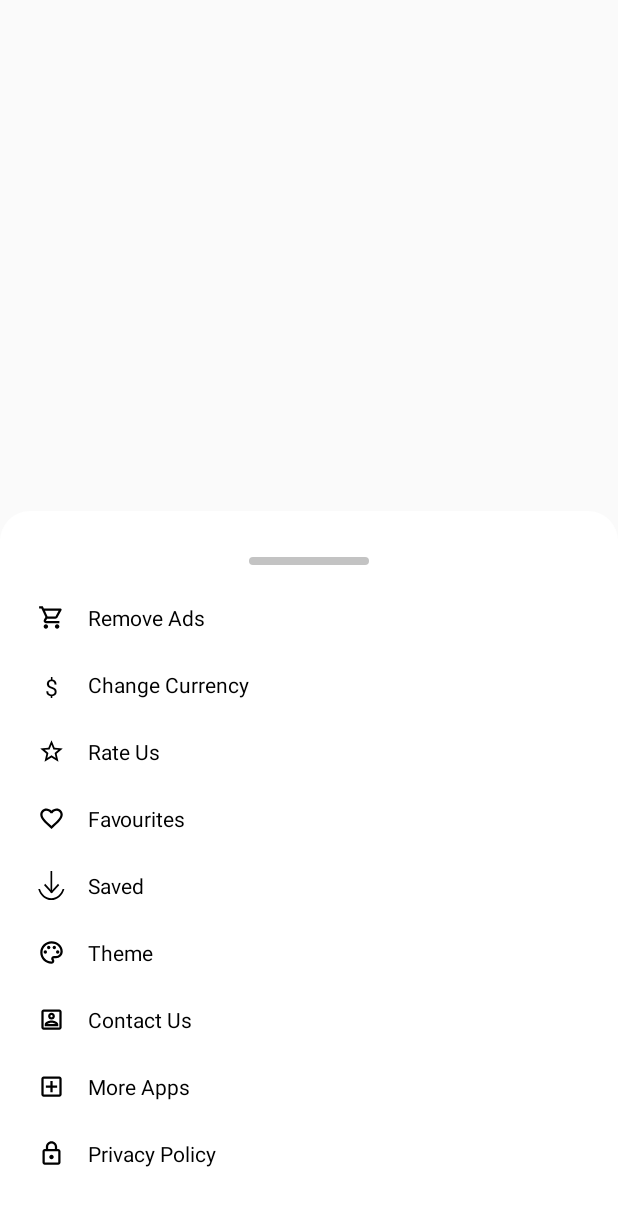
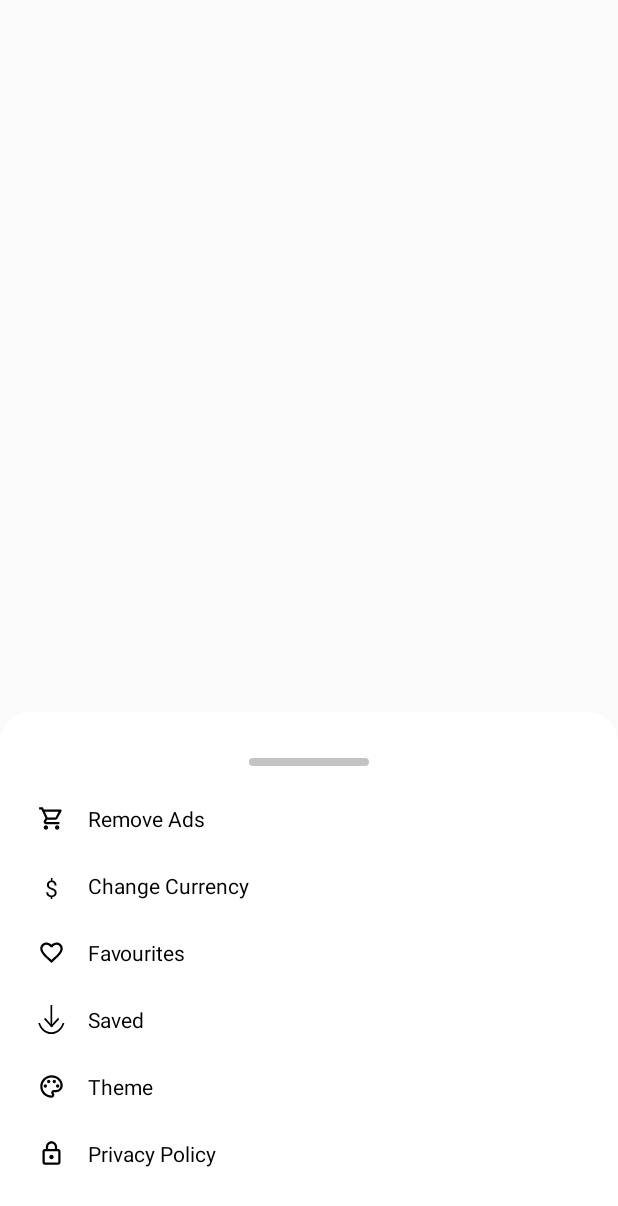
Before and after one commit to jiangbin1992/TipCalculator, an Android app: the layout menu.xml on its own in the app's theme, with its tools: preview values and no code run, on a phone screen of 412 x 824 dp. Shown: the top 1206 px of the screen. Run offline under Robolectric (Android 15) with nearby library versions, the light colour scheme and no system bars.

Commit message:
Tip Calculator

```diff
--- a/appCode/src/main/java/com/codecanyon/percentage/MainActivity.java
+++ b/appCode/src/main/java/com/codecanyon/percentage/MainActivity.java
@@ -1,5 +1,6 @@
 package com.codecanyon.percentage;
 
+import static com.best.now.myad.utils.Constant.URL_PRIVACY_POLICY;
 import static com.best.now.myad.utils.PublicHelperKt.loadAd;
 
 import androidx.annotation.NonNull;
@@ -35,6 +36,7 @@ import android.widget.Toast;
 
 import com.anjlab.android.iab.v3.BillingProcessor;
 import com.anjlab.android.iab.v3.TransactionDetails;
+import com.best.now.myad.WebActivity;
 import com.best.now.myad.utils.PublicHelperKt;
 import com.codecanyon.percentage.Backend.CgpaSaved;
 import com.codecanyon.percentage.Backend.DiscountSaved;
@@ -853,7 +855,7 @@ public class MainActivity extends AppCompatActivity implements BillingProcessor.
                         @Override
                         public Unit invoke() {
                             menu.dismiss();
-                            startActivity(new Intent(MainActivity.this, Privacy.class));
+                            WebActivity.Companion.startActivity(MainActivity.this,"Privacy Policy",URL_PRIVACY_POLICY);
                             return null;
                         }
                     });
--- a/appCode/src/main/res/layout/menu.xml
+++ b/appCode/src/main/res/layout/menu.xml
@@ -64,6 +64,7 @@
         android:layout_width="match_parent"
         android:orientation="horizontal"
         android:id="@+id/rateUs"
+        android:visibility="gone"
         android:layout_marginTop="25dp"
         android:layout_height="wrap_content">
         <ImageView
@@ -173,7 +174,7 @@
         android:layout_width="match_parent"
         android:orientation="horizontal"
         android:id="@+id/contactUs"
-
+android:visibility="gone"
         android:layout_marginTop="25dp"
         android:layout_height="wrap_content">
         <ImageView
@@ -195,6 +196,7 @@
         android:layout_width="match_parent"
         android:orientation="horizontal"
         android:id="@+id/moreApps"
+        android:visibility="gone"
         android:layout_marginTop="25dp"
         android:layout_height="wrap_content">
         <ImageView
```
